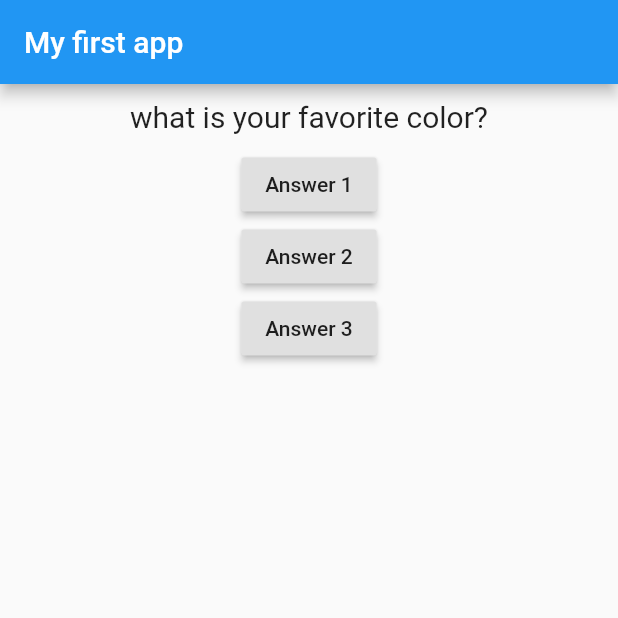
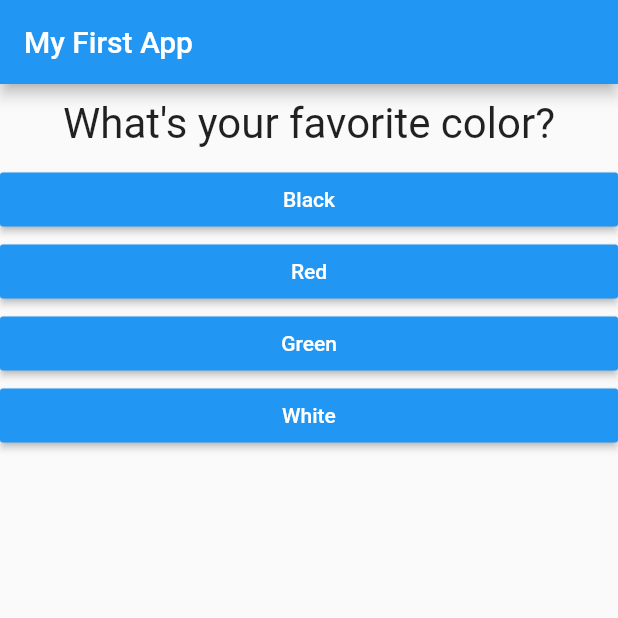
Before and after one commit to darshit-rudani/basic-quiz-app, a Flutter app: the screen it shows after launch, on a phone screen of 412 x 824 dp, the top half of it. Run offline on Flutter 3.47's test engine with Material 2 defaults, Android fonts, the phone set to English and light mode, and no system bars.

Commit message:
set up for restart quiz

```diff
--- /dev/null
+++ b/lib/answer.dart
@@ -0,0 +1,21 @@
+import 'package:flutter/material.dart';
+
+class Answer extends StatelessWidget {
+  final Function selectHandler;
+  final String answerText;
+
+  Answer(this.selectHandler, this.answerText);
+
+  @override
+  Widget build(BuildContext context) {
+    return Container(
+      width: double.infinity,
+      child: RaisedButton(
+        color: Colors.blue,
+        textColor: Colors.white,
+        child: Text(answerText),
+        onPressed: selectHandler,
+      ),
+    );
+  }
+}
--- a/lib/main.dart
+++ b/lib/main.dart
@@ -1,62 +1,98 @@
-import 'package:first_app/question.dart';
 import 'package:flutter/material.dart';
 
-void main() {
-  runApp(
-    MyApp(),
-  );
-}
+import './quiz.dart';
+import './result.dart';
+// void main() {
+//   runApp(MyApp());
+// }
+
+void main() => runApp(MyApp());
 
 class MyApp extends StatefulWidget {
   @override
-  _MyAppState createState() => _MyAppState();
+  State<StatefulWidget> createState() {
+    // TODO: implement createState
+    return _MyAppState();
+  }
 }
 
 class _MyAppState extends State<MyApp> {
-  var _questionno = 0;
+  final _questions = const [
+    {
+      'questionText': 'What\'s your favorite color?',
+      'answers': [
+        {'text': 'Black', 'score': 10},
+        {'text': 'Red', 'score': 5},
+        {'text': 'Green', 'score': 3},
+        {'text': 'White', 'score': 1},
+      ],
+    },
+    {
+      'questionText': 'What\'s your favorite animal?',
+      'answers': [
+        {'text': 'Rabbit', 'score': 3},
+        {'text': 'Snake', 'score': 11},
+        {'text': 'Elephant', 'score': 5},
+        {'text': 'Lion', 'score': 9},
+      ],
+    },
+    {
+      'questionText': 'Who\'s your favorite instructor?',
+      'answers': [
+        {'text': 'Max', 'score': 1},
+        {'text': 'Max', 'score': 1},
+        {'text': 'Max', 'score': 1},
+        {'text': 'Max', 'score': 1},
+      ],
+    },
+  ];
+  var _questionIndex = 0;
+  var _totalScore = 0;
 
-  void questionanswer() {
+  void _resetQuiz() {
     setState(() {
-      _questionno++;
+      _questionIndex = 0;
+      _totalScore = 0;
     });
-    print('Answer chosen !');
+  }
+
+  void _answerQuestion(int score) {
+    // var aBool = true;
+    // aBool = false;
+
+    _totalScore += score;
+
+    setState(() {
+      _questionIndex = _questionIndex + 1;
+    });
+    print(_questionIndex);
+    if (_questionIndex < _questions.length) {
+      print('We have more questions!');
+    } else {
+      print('No more questions!');
+    }
   }
 
   @override
   Widget build(BuildContext context) {
-    var question = [
-      'what is your favorite color?',
-      'what is your favorite animal?',
-      'what is your favorite movie?',
-    ];
+    // var dummy = const ['Hello'];
+    // dummy.add('Max');
+    // print(dummy);
+    // dummy = [];
+    // questions = []; // does not work if questions is a const
+
     return MaterialApp(
       home: Scaffold(
         appBar: AppBar(
-          title: Text('My first app'),
+          title: Text('My First App'),
         ),
-        body: Column(
-          children: [
-            Question(question[_questionno]),
-            RaisedButton(
-              onPressed: questionanswer,
-              child: Text('Answer 1'),
-            ),
-            RaisedButton(
-              onPressed: questionanswer,
-              child: Text('Answer 2'),
-            ),
-            RaisedButton(
-              onPressed: () {
-                setState(
-                  () {
-                    _questionno = 0;
-                  },
-                );
-              },
-              child: Text('Answer 3'),
-            ),
-          ],
-        ),
+        body: _questionIndex < _questions.length
+            ? Quiz(
+                answerQuestion: _answerQuestion,
+                questionIndex: _questionIndex,
+                questions: _questions,
+              )
+            : Result(_totalScore, _resetQuiz),
       ),
     );
   }
--- a/lib/question.dart
+++ b/lib/question.dart
@@ -12,9 +12,7 @@
       margin: EdgeInsets.all(10),
       child: Text(
         questionText,
-        style: TextStyle(
-          fontSize: 20,
-        ),
+        style: TextStyle(fontSize: 28),
         textAlign: TextAlign.center,
       ),
     );
--- /dev/null
+++ b/lib/quiz.dart
@@ -0,0 +1,30 @@
+import 'package:flutter/material.dart';
+
+import './question.dart';
+import './answer.dart';
+
+class Quiz extends StatelessWidget {
+  final List<Map<String, Object>> questions;
+  final int questionIndex;
+  final Function answerQuestion;
+
+  Quiz({
+    @required this.questions,
+    @required this.answerQuestion,
+    @required this.questionIndex,
+  });
+
+  @override
+  Widget build(BuildContext context) {
+    return Column(
+      children: [
+        Question(
+          questions[questionIndex]['questionText'],
+        ),
+        ...(questions[questionIndex]['answers'] as List<Map<String, Object>>).map((answer) {
+          return Answer(() => answerQuestion(answer['score']), answer['text']);
+        }).toList()
+      ],
+    );
+  }
+}
```
Also changed, not shown: lib/result.dart (added, +44 -0 lines), pubspec.yaml (+7 -11 lines), pubspec.lock, 1 other file.
